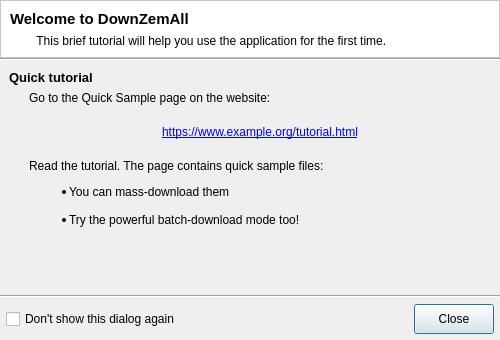
Old version of the form src/dialogs/tutorialdialog.ui in the repository setvisible/ArrowDL.
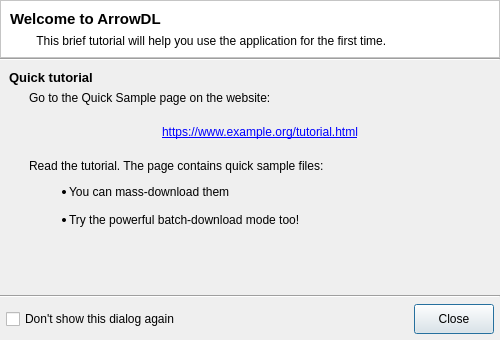
New version of the form.

The edit to the form file:
```diff
--- a/src/dialogs/tutorialdialog.ui
+++ b/src/dialogs/tutorialdialog.ui
@@ -57,7 +57,7 @@
          </font>
         </property>
         <property name="text">
-         <string notr="true">Welcome to DownZemAll</string>
+         <string notr="true">Welcome to ArrowDL</string>
         </property>
        </widget>
       </item>
```
